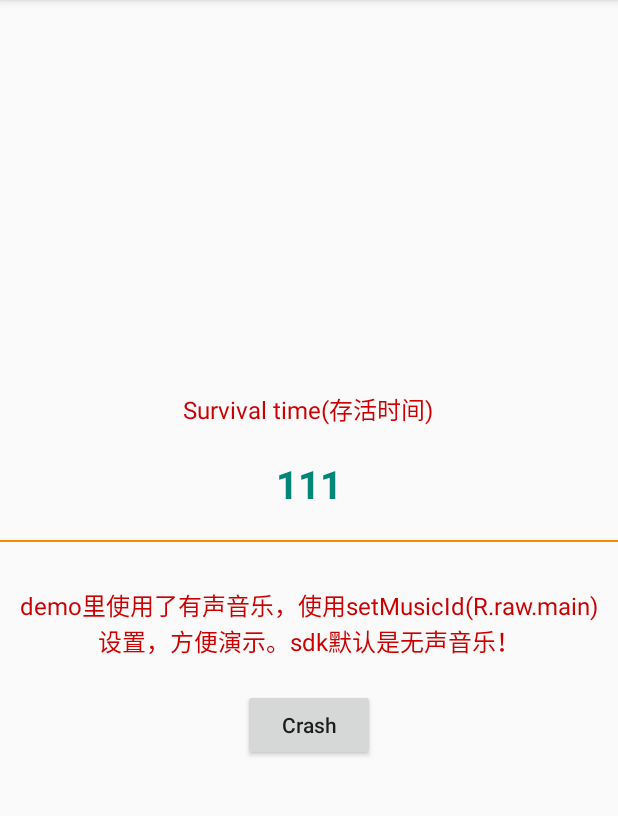
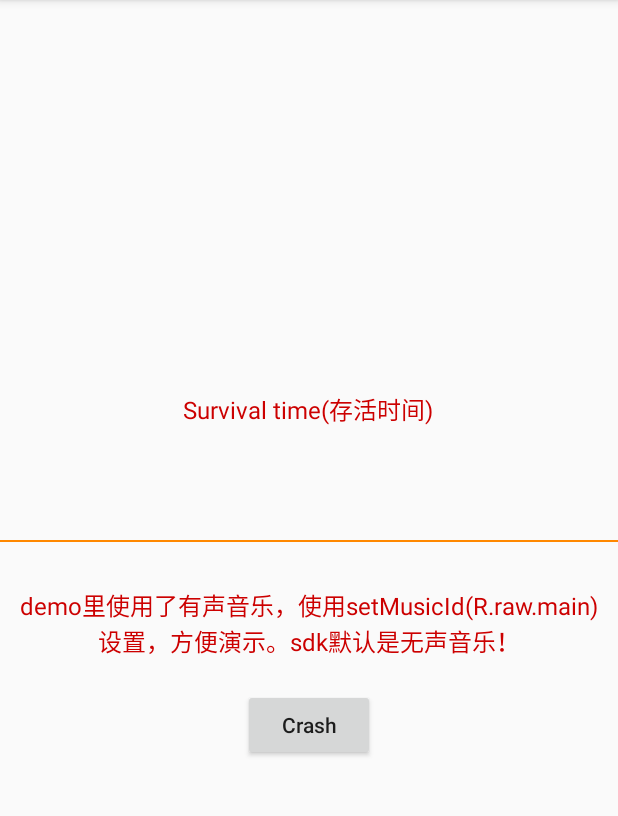
Before and after one commit to gyf-dev/Cactus, an Android app: the screen it shows after launch (MainActivity), on a phone screen of 412 x 824 dp, the part 84-900 px from its top. Run offline under Robolectric (Android 15) with nearby library versions, the light colour scheme and no system bars; our stand-ins replace RxJava.

Commit message:
修改布局样式

```diff
--- a/cactus-sample/src/main/res/layout/activity_main.xml
+++ b/cactus-sample/src/main/res/layout/activity_main.xml
@@ -23,7 +23,6 @@
             android:layout_width="wrap_content"
             android:layout_height="wrap_content"
             android:padding="20dp"
-            android:text="111"
             android:textColor="@color/colorPrimary"
             android:textSize="26sp"
             android:textStyle="bold" />
```
